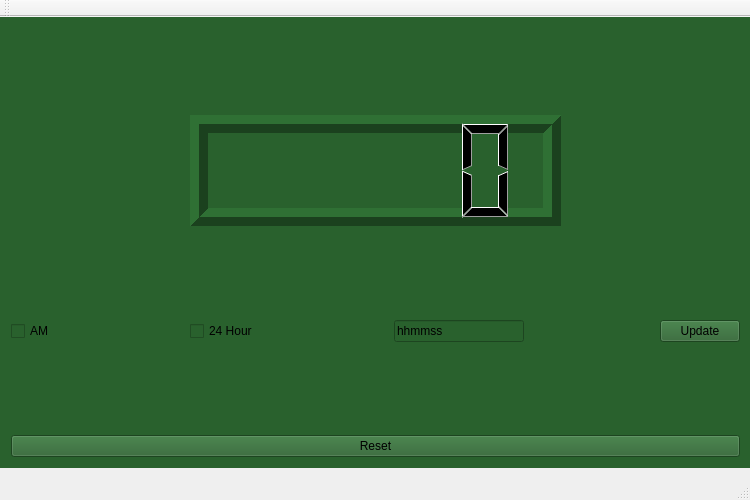
The window that WorkingClock/mainwindow.ui (jdrahoz/Clock) describes before a commit, drawn with Qt 5.
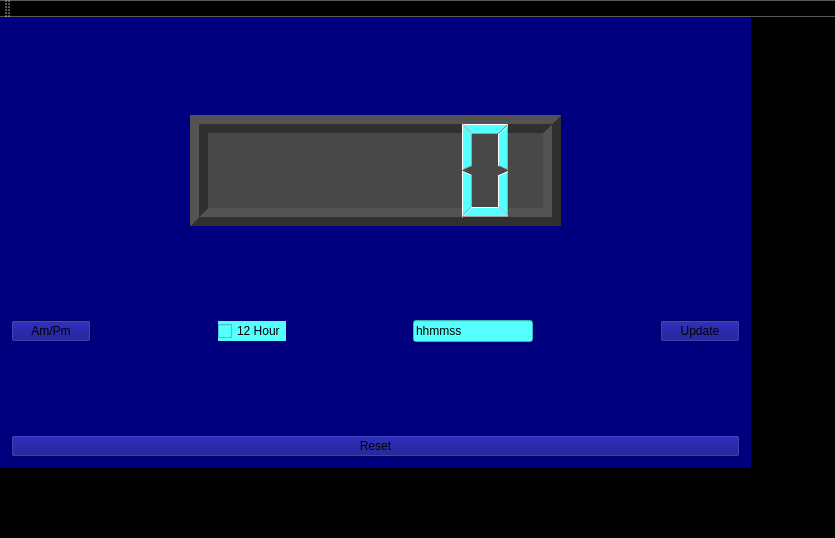
The same window after the commit.

Commit message:
activate am/pm toggle, switch ui design
things to do: when in 12 hour, the ampm label has to change going from
hour12 to hour1. also need to insure valid input if user is in 12 hour
mode and puts in 23 hours.

```diff
--- a/WorkingClock/mainwindow.ui
+++ b/WorkingClock/mainwindow.ui
@@ -6,8 +6,8 @@
    <rect>
     <x>0</x>
     <y>0</y>
-    <width>750</width>
-    <height>500</height>
+    <width>835</width>
+    <height>538</height>
    </rect>
   </property>
   <property name="maximumSize">
@@ -19,6 +19,9 @@
   <property name="windowTitle">
    <string>MainWindow</string>
   </property>
+  <property name="styleSheet">
+   <string notr="true">background-color: rgb(0, 0, 0);</string>
+  </property>
   <widget class="QWidget" name="centralWidget">
    <widget class="QFrame" name="frame">
     <property name="geometry">
@@ -30,7 +33,7 @@
      </rect>
     </property>
     <property name="styleSheet">
-     <string notr="true">background-color: rgb(41, 97, 45);</string>
+     <string notr="true">background-color: rgb(0, 0, 127);</string>
     </property>
     <layout class="QVBoxLayout" name="verticalLayout">
      <item>
@@ -78,6 +81,10 @@
          <property name="toolTip">
           <string>&lt;html&gt;&lt;head/&gt;&lt;body&gt;&lt;p&gt;\&lt;/p&gt;&lt;/body&gt;&lt;/html&gt;</string>
          </property>
+         <property name="styleSheet">
+          <string notr="true">color: rgb(85, 255, 255);
+background-color: rgb(72, 72, 72);</string>
+         </property>
          <property name="frameShape">
           <enum>QFrame::Box</enum>
          </property>
@@ -123,9 +130,9 @@
      <item>
       <layout class="QHBoxLayout" name="horizontalLayout">
        <item>
-        <widget class="QCheckBox" name="am">
+        <widget class="QPushButton" name="pushButton">
          <property name="text">
-          <string>AM</string>
+          <string>Am/Pm</string>
          </property>
         </widget>
        </item>
@@ -144,8 +151,11 @@
        </item>
        <item>
         <widget class="QCheckBox" name="mode">
+         <property name="styleSheet">
+          <string notr="true">background-color: rgb(85, 255, 255);</string>
+         </property>
          <property name="text">
-          <string>24 Hour</string>
+          <string>12 Hour</string>
          </property>
         </widget>
        </item>
@@ -164,6 +174,9 @@
        </item>
        <item>
         <widget class="QLineEdit" name="timeEdit">
+         <property name="styleSheet">
+          <string notr="true">background-color: rgb(85, 255, 255);</string>
+         </property>
          <property name="text">
           <string>hhmmss</string>
          </property>
@@ -187,6 +200,130 @@
        </item>
        <item>
         <widget class="QPushButton" name="update">
+         <property name="palette">
+          <palette>
+           <active>
+            <colorrole role="Button">
+             <brush brushstyle="SolidPattern">
+              <color alpha="255">
+               <red>0</red>
+               <green>0</green>
+               <blue>127</blue>
+              </color>
+             </brush>
+            </colorrole>
+            <colorrole role="Base">
+             <brush brushstyle="SolidPattern">
+              <color alpha="255">
+               <red>0</red>
+               <green>0</green>
+               <blue>127</blue>
+              </color>
+             </brush>
+            </colorrole>
+            <colorrole role="Window">
+             <brush brushstyle="SolidPattern">
+              <color alpha="255">
+               <red>0</red>
+               <green>0</green>
+               <blue>127</blue>
+              </color>
+             </brush>
+            </colorrole>
+            <colorrole role="Highlight">
+             <brush brushstyle="SolidPattern">
+              <color alpha="255">
+               <red>85</red>
+               <green>255</green>
+               <blue>255</blue>
+              </color>
+             </brush>
+            </colorrole>
+           </active>
+           <inactive>
+            <colorrole role="Button">
+             <brush brushstyle="SolidPattern">
+              <color alpha="255">
+               <red>0</red>
+               <green>0</green>
+               <blue>127</blue>
+              </color>
+             </brush>
+            </colorrole>
+            <colorrole role="Base">
+             <brush brushstyle="SolidPattern">
+              <color alpha="255">
+               <red>0</red>
+               <green>0</green>
+               <blue>127</blue>
+              </color>
+             </brush>
+            </colorrole>
+            <colorrole role="Window">
+             <brush brushstyle="SolidPattern">
+              <color alpha="255">
+               <red>0</red>
+               <green>0</green>
+               <blue>127</blue>
+              </color>
+             </brush>
+            </colorrole>
+            <colorrole role="Highlight">
+             <brush brushstyle="SolidPattern">
+              <color alpha="255">
+               <red>85</red>
+               <green>255</green>
+               <blue>255</blue>
+              </color>
+             </brush>
+            </colorrole>
+           </inactive>
+           <disabled>
+            <colorrole role="Button">
+             <brush brushstyle="SolidPattern">
+              <color alpha="255">
+               <red>0</red>
+               <green>0</green>
+               <blue>127</blue>
+              </color>
+             </brush>
+            </colorrole>
+            <colorrole role="Base">
+             <brush brushstyle="SolidPattern">
+              <color alpha="255">
+               <red>0</red>
+               <green>0</green>
+               <blue>127</blue>
+              </color>
+             </brush>
+            </colorrole>
+            <colorrole role="Window">
+             <brush brushstyle="SolidPattern">
+              <color alpha="255">
+               <red>0</red>
+               <green>0</green>
+               <blue>127</blue>
+              </color>
+             </brush>
+            </colorrole>
+            <colorrole role="Highlight">
+             <brush brushstyle="SolidPattern">
+              <color alpha="255">
+               <red>85</red>
+               <green>255</green>
+               <blue>255</blue>
+              </color>
+             </brush>
+            </colorrole>
+           </disabled>
+          </palette>
+         </property>
+         <property name="autoFillBackground">
+          <bool>false</bool>
+         </property>
+         <property name="styleSheet">
+          <string notr="true">selection-background-color: rgb(85, 255, 255);</string>
+         </property>
          <property name="text">
           <string>Update</string>
          </property>
@@ -209,6 +346,97 @@
      </item>
      <item>
       <widget class="QPushButton" name="reset">
+       <property name="palette">
+        <palette>
+         <active>
+          <colorrole role="Button">
+           <brush brushstyle="SolidPattern">
+            <color alpha="255">
+             <red>0</red>
+             <green>0</green>
+             <blue>127</blue>
+            </color>
+           </brush>
+          </colorrole>
+          <colorrole role="Base">
+           <brush brushstyle="SolidPattern">
+            <color alpha="255">
+             <red>0</red>
+             <green>0</green>
+             <blue>127</blue>
+            </color>
+           </brush>
+          </colorrole>
+          <colorrole role="Window">
+           <brush brushstyle="SolidPattern">
+            <color alpha="255">
+             <red>0</red>
+             <green>0</green>
+             <blue>127</blue>
+            </color>
+           </brush>
+          </colorrole>
+         </active>
+         <inactive>
+          <colorrole role="Button">
+           <brush brushstyle="SolidPattern">
+            <color alpha="255">
+             <red>0</red>
+             <green>0</green>
+             <blue>127</blue>
+            </color>
+           </brush>
+          </colorrole>
+          <colorrole role="Base">
+           <brush brushstyle="SolidPattern">
+            <color alpha="255">
+             <red>0</red>
+             <green>0</green>
+             <blue>127</blue>
+            </color>
+           </brush>
+          </colorrole>
+          <colorrole role="Window">
+           <brush brushstyle="SolidPattern">
+            <color alpha="255">
+             <red>0</red>
+             <green>0</green>
+             <blue>127</blue>
+            </color>
+           </brush>
+          </colorrole>
+         </inactive>
+         <disabled>
+          <colorrole role="Button">
+           <brush brushstyle="SolidPattern">
+            <color alpha="255">
+             <red>0</red>
+             <green>0</green>
+             <blue>127</blue>
+            </color>
+           </brush>
+          </colorrole>
+          <colorrole role="Base">
+           <brush brushstyle="SolidPattern">
+            <color alpha="255">
+             <red>0</red>
+             <green>0</green>
+             <blue>127</blue>
+            </color>
+           </brush>
+          </colorrole>
+          <colorrole role="Window">
+           <brush brushstyle="SolidPattern">
+            <color alpha="255">
+             <red>0</red>
+             <green>0</green>
+             <blue>127</blue>
+            </color>
+           </brush>
+          </colorrole>
+         </disabled>
+        </palette>
+       </property>
        <property name="text">
         <string>Reset</string>
        </property>
```
Left out of the diff: 7 changed lines with no effect on the pictures. The commit also changes 7 other files.
